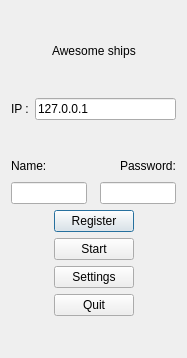
First picture: the form in AS_formsLast/menuwindow.ui, repository SergejDev/AwesomeShips, before the edit.
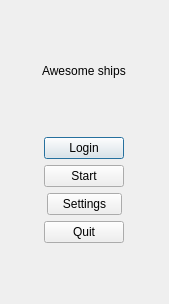
Second picture: the form after the edit.

What changed in the file:
```diff
--- a/AS_formsLast/menuwindow.ui
+++ b/AS_formsLast/menuwindow.ui
@@ -6,8 +6,8 @@
    <rect>
     <x>0</x>
     <y>0</y>
-    <width>187</width>
-    <height>358</height>
+    <width>169</width>
+    <height>304</height>
    </rect>
   </property>
   <property name="windowTitle">
@@ -77,106 +77,6 @@
      </property>
     </spacer>
    </item>
-   <item>
-    <layout class="QHBoxLayout" name="horizontalLayout_6">
-     <property name="leftMargin">
-      <number>0</number>
-     </property>
-     <property name="bottomMargin">
-      <number>0</number>
-     </property>
-     <item>
-      <widget class="QLabel" name="label_2">
-       <property name="text">
-        <string>IP :</string>
-       </property>
-      </widget>
-     </item>
-     <item>
-      <widget class="QLineEdit" name="serverAddressEdit">
-       <property name="inputMask">
-        <string/>
-       </property>
-       <property name="text">
-        <string>127.0.0.1</string>
-       </property>
-      </widget>
-     </item>
-    </layout>
-   </item>
-   <item>
-    <spacer name="verticalSpacer">
-     <property name="orientation">
-      <enum>Qt::Vertical</enum>
-     </property>
-     <property name="sizeHint" stdset="0">
-      <size>
-       <width>20</width>
-       <height>40</height>
-      </size>
-     </property>
-    </spacer>
-   </item>
-   <item>
-    <layout class="QHBoxLayout" name="horizontalLayout_9"/>
-   </item>
-   <item>
-    <layout class="QHBoxLayout" name="horizontalLayout_10">
-     <item>
-      <widget class="QLabel" name="label_3">
-       <property name="text">
-        <string>Name:</string>
-       </property>
-      </widget>
-     </item>
-     <item>
-      <spacer name="horizontalSpacer_11">
-       <property name="orientation">
-        <enum>Qt::Horizontal</enum>
-       </property>
-       <property name="sizeHint" stdset="0">
-        <size>
-         <width>40</width>
-         <height>20</height>
-        </size>
-       </property>
-      </spacer>
-     </item>
-     <item>
-      <widget class="QLabel" name="label_4">
-       <property name="text">
-        <string>Password:</string>
-       </property>
-      </widget>
-     </item>
-    </layout>
-   </item>
-   <item>
-    <layout class="QHBoxLayout" name="horizontalLayout_5">
-     <property name="bottomMargin">
-      <number>0</number>
-     </property>
-     <item>
-      <widget class="QLineEdit" name="Username"/>
-     </item>
-     <item>
-      <spacer name="horizontalSpacer_9">
-       <property name="orientation">
-        <enum>Qt::Horizontal</enum>
-       </property>
-       <property name="sizeHint" stdset="0">
-        <size>
-         <width>40</width>
-         <height>20</height>
-        </size>
-       </property>
-      </spacer>
-     </item>
-     <item>
-      <widget class="QLineEdit" name="Password"/>
-     </item>
-    </layout>
-   </item>
    <item>
     <layout class="QHBoxLayout" name="horizontalLayout_7">
      <item>
@@ -195,7 +95,7 @@
      <item>
       <widget class="QPushButton" name="RegisterButton">
        <property name="text">
-        <string>Register</string>
+        <string>Login</string>
        </property>
       </widget>
      </item>
```
Left out of the diff: 2 changed lines with no effect on the pictures.
